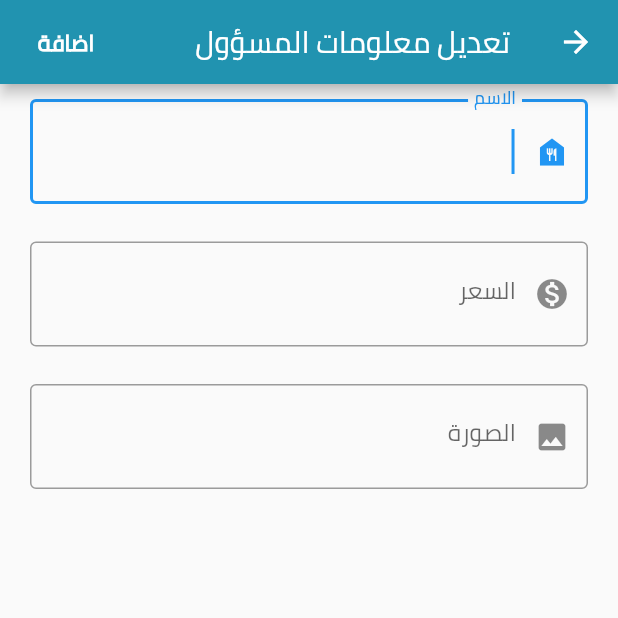
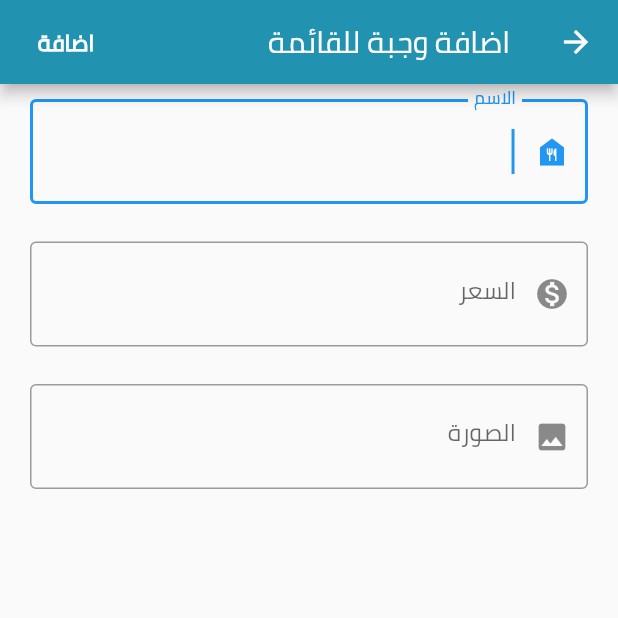
Before and after one commit to mohammad-dc/Restaurent-Booking, a Flutter app: the AdminAddMenuFoodDialog screen opened directly, on a phone screen of 412 x 824 dp, the top half of it. Run offline on Flutter 3.47's test engine with Material 2 defaults, Android fonts, the phone set to English and light mode, and no system bars; our stand-ins replace email_validator, flutter_spinkit, fluttertoast, shared_preferences; accounts and stored records are empty.

Commit message:
fix dialogs

```diff
--- a/lib/config/config.dart
+++ b/lib/config/config.dart
@@ -1,4 +1,4 @@
-const SERVER_NAME = "192.168.1.105"; //your server's ip address
+const SERVER_NAME = "192.168.1.104"; //your server's ip address
 const PORT = 5000;
 const BASE_URL = "http://$SERVER_NAME:$PORT/api";
 const URL_ADMIN = "$BASE_URL/admin";
--- a/lib/screens/admin/login.dart
+++ b/lib/screens/admin/login.dart
@@ -134,7 +134,10 @@ class _AdminLoginState extends State<AdminLogin> {
                         if (snapshot.hasData) {
                           if (snapshot.data.success) {
                             showToast(snapshot.data.message, greenColor);
-                            Navigator.of(context).pushNamed('/admin/dashboard');
+                            Future.delayed(Duration.zero, () {
+                              Navigator.of(context)
+                                  .pushNamed('/admin/dashboard');
+                            });
                           } else {
                             showToast(snapshot.data.message, redColor);
                           }
--- a/lib/screens/admin/tabs/admin_dashboard_tab.dart
+++ b/lib/screens/admin/tabs/admin_dashboard_tab.dart
@@ -39,7 +39,7 @@ class _AdminDashboardTabState extends State<AdminDashboardTab> {
           } else {
             if (snapshot.data.message == 'غير مسموح لك بالدخول!!!') {
               showToast(snapshot.data.message, redColor);
-              Navigator.of(context).pushNamed('/admin/login');
+              // Navigator.of(context).pushNamed('/admin/login');
             }
             showToast(snapshot.data.message, redColor);
           }
@@ -79,6 +79,7 @@ class _AdminDashboardTabState extends State<AdminDashboardTab> {
                             IconButton(
                               icon: Icon(Icons.edit),
                               onPressed: () {
+                                Future.delayed(Duration.zero, () {
                                   showGeneralDialog(
                                       context: context,
                                       barrierColor: whiteColor,
@@ -90,6 +91,7 @@ class _AdminDashboardTabState extends State<AdminDashboardTab> {
                                           Animation first, Animation second) {
                                         return AdminDataUpdateDialog(
                                             initData: mapAdminData);
+                                      });
                                 });
                               },
                               color: grayColormax,
--- a/lib/screens/admin/tabs/admin_orders_tab.dart
+++ b/lib/screens/admin/tabs/admin_orders_tab.dart
@@ -77,7 +77,7 @@ class _AdminOrdersTabState extends State<AdminOrdersTab> {
                                           ))
                                       .toList())
                               : NoData(
-                                  text: 'لا يوجد قائمة طعام للان !!!',
+                                  text: 'لا يوجد طلبات للان !!!',
                                 )
                         ],
                       ),
--- a/lib/widgets/dialogs/admin/admin_food_add.dart
+++ b/lib/widgets/dialogs/admin/admin_food_add.dart
@@ -31,7 +31,7 @@ class _AdminAddMenuFoodDialogState extends State<AdminAddMenuFoodDialog> {
         appBar: AppBar(
           backgroundColor: gradientColor1,
           title: Text(
-            'تعديل معلومات المسؤول',
+            'اضافة وجبة للقائمة',
             style: TextStyle(color: whiteColor, fontFamily: 'Cairo'),
           ),
           actions: [
--- a/lib/widgets/dialogs/admin/admin_food_update.dart
+++ b/lib/widgets/dialogs/admin/admin_food_update.dart
@@ -37,7 +37,7 @@ class _AdminUpdateMenuFoodDialogState extends State<AdminUpdateMenuFoodDialog> {
         appBar: AppBar(
           backgroundColor: gradientColor1,
           title: Text(
-            'تعديل معلومات المسؤول',
+            'تعديل على الوجبة',
             style: TextStyle(color: whiteColor, fontFamily: 'Cairo'),
           ),
           actions: [
```
Also changed, not shown: pubspec.yaml (+4 -5 lines), pubspec.lock, 1 other file. Lines whose indentation alone changed are shown as unchanged.
